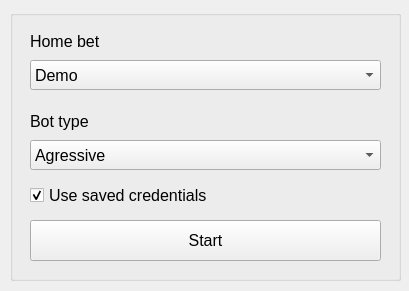
The window that apps/gui/resources/ui/parameter.ui (bikerlfh/crashbot) describes before a commit, drawn with Qt 5.
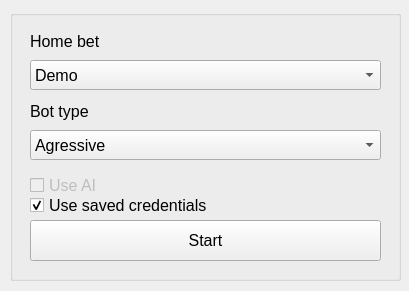
The same window after the commit.

Diff of the .ui file:
```diff
--- a/apps/gui/resources/ui/parameter.ui
+++ b/apps/gui/resources/ui/parameter.ui
@@ -101,7 +101,7 @@
     <property name="geometry">
      <rect>
       <x>20</x>
-      <y>100</y>
+      <y>90</y>
       <width>341</width>
       <height>22</height>
      </rect>
@@ -126,7 +126,7 @@
     <property name="geometry">
      <rect>
       <x>20</x>
-      <y>130</y>
+      <y>120</y>
       <width>351</width>
       <height>30</height>
      </rect>
@@ -191,7 +191,7 @@
     <property name="geometry">
      <rect>
       <x>20</x>
-      <y>170</y>
+      <y>180</y>
       <width>341</width>
       <height>30</height>
      </rect>
@@ -224,6 +224,46 @@
      <bool>true</bool>
     </property>
    </widget>
+   <widget class="QCheckBox" name="chk_use_ai">
+    <property name="enabled">
+     <bool>false</bool>
+    </property>
+    <property name="geometry">
+     <rect>
+      <x>20</x>
+      <y>160</y>
+      <width>341</width>
+      <height>30</height>
+     </rect>
+    </property>
+    <property name="minimumSize">
+     <size>
+      <width>0</width>
+      <height>30</height>
+     </size>
+    </property>
+    <property name="maximumSize">
+     <size>
+      <width>16777215</width>
+      <height>30</height>
+     </size>
+    </property>
+    <property name="toolTipDuration">
+     <number>3</number>
+    </property>
+    <property name="text">
+     <string>Use AI</string>
+    </property>
+    <property name="iconSize">
+     <size>
+      <width>20</width>
+      <height>20</height>
+     </size>
+    </property>
+    <property name="checked">
+     <bool>false</bool>
+    </property>
+   </widget>
   </widget>
  </widget>
  <resources/>
```
